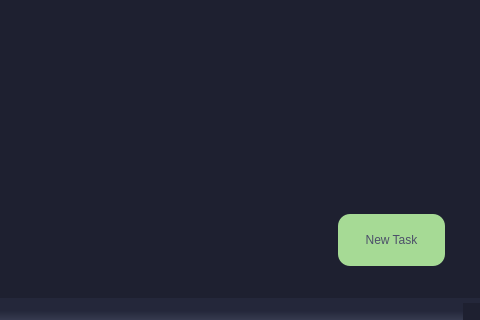
Before: the Qt Designer form ui/app.ui in DzKInShO2/pv25-miniproject-mytodolist, drawn with Qt 5; both pictures show x 800 to 1280 and y 400 to 720 of the 1280 by 720 pixel window.
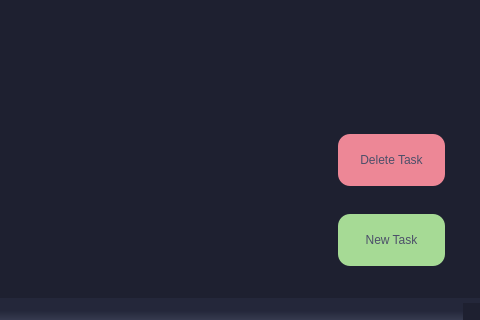
After: the same form once the commit is applied.

Commit message: add "Add Task" and "Delete Task"

Patch:
```diff
--- a/ui/app.ui
+++ b/ui/app.ui
@@ -87,7 +87,6 @@
 
 QPushButton {
 	background:  #a6da95;
-	height: 32px;
 	color: #4c4f69;
 	border-radius: 12px;
 	padding: 10px;
@@ -125,6 +124,16 @@
     height: 1px;
     background-color: #555555;
     margin: 5px 10px;
+}
+
+QLineEdit {
+	padding: 6px;
+	border-radius: 6px;
+	background:  #363a4f;
+}
+
+QListWidget {
+	padding: 10px;
 }</string>
   </property>
   <widget class="QWidget" name="centralwidget">
@@ -179,6 +188,34 @@
            <string>New Task</string>
           </property>
          </widget>
+         <widget class="QPushButton" name="deleteTaskButton">
+          <property name="enabled">
+           <bool>true</bool>
+          </property>
+          <property name="geometry">
+           <rect>
+            <x>900</x>
+            <y>500</y>
+            <width>107</width>
+            <height>52</height>
+           </rect>
+          </property>
+          <property name="styleSheet">
+           <string notr="true">QPushButton {
+	background-color: rgb(237, 135, 150);
+}
+
+QPushButton:hover {
+	background-color:  #d20f39;
+}</string>
+          </property>
+          <property name="text">
+           <string>Delete Task</string>
+          </property>
+          <property name="flat">
+           <bool>false</bool>
+          </property>
+         </widget>
         </widget>
         <widget class="QWidget" name="reminderPage">
          <widget class="QListWidget" name="reminderList">
```
The commit also changes 1 other file.
